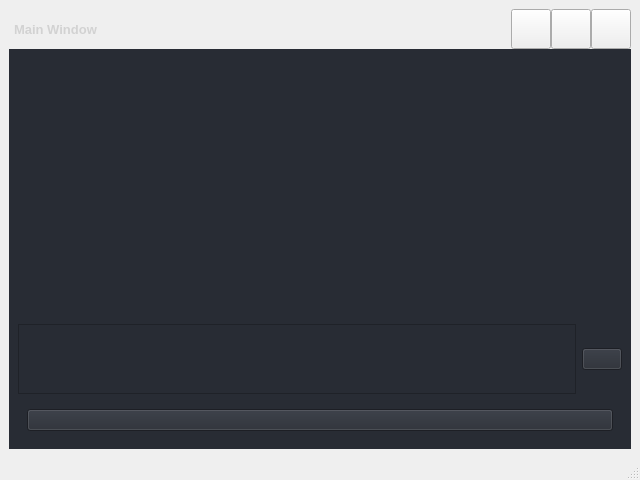
Qt form src/ui/pyside_ui/forms/main_window.ui (DariuszMak/fullstack-python-app) before a commit.
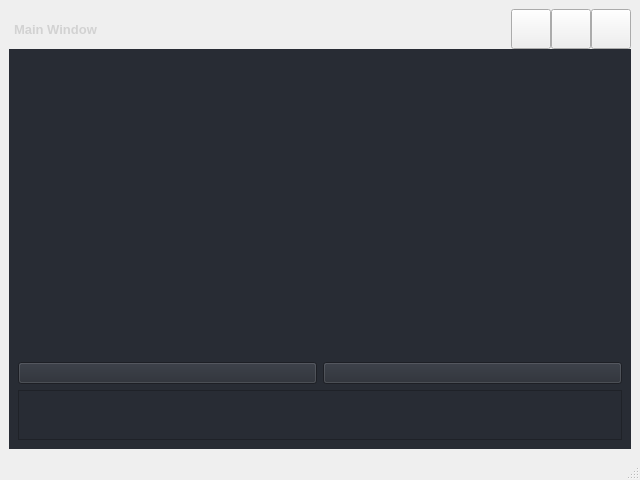
The same form after that commit. Icons and pictures are not drawn.

Commit message: enchance layout

Diff of the .ui file:
```diff
--- a/src/ui/pyside_ui/forms/main_window.ui
+++ b/src/ui/pyside_ui/forms/main_window.ui
@@ -421,43 +421,54 @@
               </widget>
              </item>
              <item>
-              <layout class="QHBoxLayout" name="frame_weather_score">
+              <layout class="QVBoxLayout" name="verticalLayout_4">
                <item>
-                <widget class="QTextBrowser" name="weatherScoreTextBrowser"/>
-               </item>
+                <layout class="QHBoxLayout" name="horizontalLayout_6">
                <item>
                 <widget class="QPushButton" name="checkWeatherScoreButton">
-                 <property name="text">
-                  <string/>
-                 </property>
-                </widget>
-               </item>
-              </layout>
-             </item>
-             <item>
-              <widget class="QFrame" name="frame_content">
                <property name="sizePolicy">
-                <sizepolicy hsizetype="Preferred" vsizetype="Preferred">
+                    <sizepolicy hsizetype="MinimumExpanding" vsizetype="Fixed">
                  <horstretch>0</horstretch>
                  <verstretch>0</verstretch>
                 </sizepolicy>
                </property>
-               <property name="frameShape">
-                <enum>QFrame::Shape::NoFrame</enum>
-               </property>
-               <property name="frameShadow">
-                <enum>QFrame::Shadow::Raised</enum>
-               </property>
-               <layout class="QHBoxLayout" name="horizontalLayout_17">
+                   <property name="text">
+                    <string/>
+                   </property>
+                  </widget>
+                 </item>
                 <item>
                  <widget class="QPushButton" name="openWindowButton">
+                   <property name="sizePolicy">
+                    <sizepolicy hsizetype="MinimumExpanding" vsizetype="Fixed">
+                     <horstretch>0</horstretch>
+                     <verstretch>0</verstretch>
+                    </sizepolicy>
+                   </property>
                   <property name="text">
                    <string/>
                   </property>
                  </widget>
                 </item>
                </layout>
-              </widget>
+               </item>
+               <item>
+                <widget class="QTextBrowser" name="weatherScoreTextBrowser">
+                 <property name="sizePolicy">
+                  <sizepolicy hsizetype="Expanding" vsizetype="Expanding">
+                   <horstretch>0</horstretch>
+                   <verstretch>0</verstretch>
+                  </sizepolicy>
+                 </property>
+                 <property name="minimumSize">
+                  <size>
+                   <width>100</width>
+                   <height>50</height>
+                  </size>
+                 </property>
+                </widget>
+               </item>
+              </layout>
              </item>
             </layout>
            </widget>
```
Lines whose indentation alone changed are shown as unchanged.
